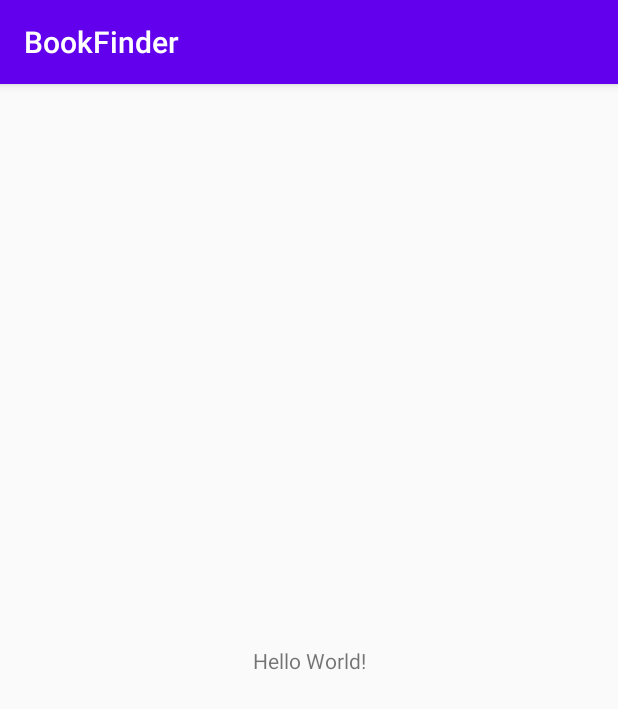
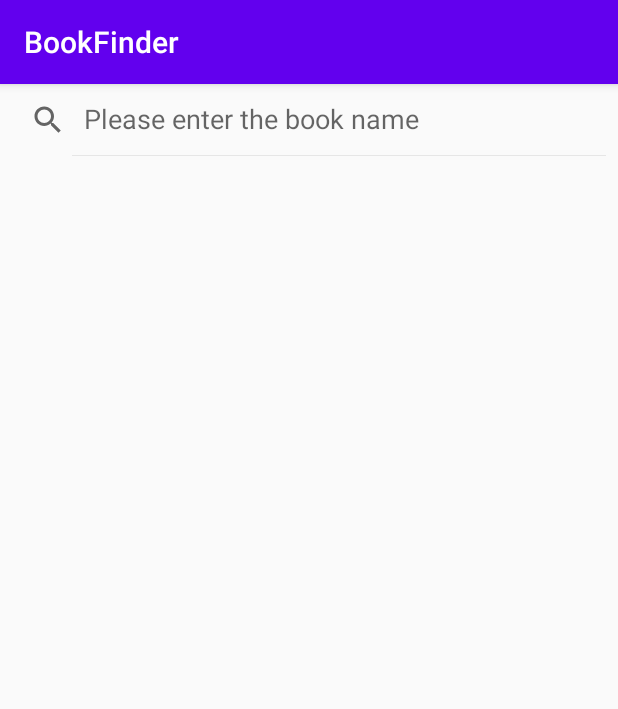
Before and after one commit to BeokBeok/BookFinder, an Android app: the screen it shows after launch (BookSearchActivity), on a phone screen of 412 x 824 dp. Shown: the top 709 px of the screen. Run offline under Robolectric (Android 15) with nearby library versions, the phone set to English and light mode, and no system bars; our stand-ins replace Dagger/Hilt's generated code.

Commit message:
[적용] BookSearch layout

```diff
--- a/app/src/main/res/layout/activity_book_search.xml
+++ b/app/src/main/res/layout/activity_book_search.xml
@@ -6,13 +6,37 @@
     android:layout_height="match_parent"
     tools:context=".BookSearchActivity">
 
-    <TextView
-        android:layout_width="wrap_content"
+    <androidx.appcompat.widget.SearchView
+        android:id="@+id/sv_book_search"
+        android:layout_width="0dp"
         android:layout_height="wrap_content"
-        android:text="Hello World!"
+        app:iconifiedByDefault="false"
+        app:layout_constraintEnd_toEndOf="parent"
+        app:layout_constraintStart_toStartOf="parent"
+        app:layout_constraintTop_toTopOf="parent"
+        app:queryHint="@string/hint_enter_book_name" />
+
+    <androidx.appcompat.widget.AppCompatTextView
+        android:id="@+id/tv_book_search_result_count"
+        android:layout_width="0dp"
+        android:layout_height="wrap_content"
+        android:layout_marginTop="12dp"
+        android:gravity="end"
+        android:paddingStart="12dp"
+        android:paddingEnd="12dp"
+        app:layout_constraintEnd_toEndOf="parent"
+        app:layout_constraintStart_toStartOf="parent"
+        app:layout_constraintTop_toBottomOf="@id/sv_book_search"
+        tools:text="검색 결과 (123)" />
+
+    <androidx.recyclerview.widget.RecyclerView
+        android:id="@+id/rv_book_search_contents"
+        android:layout_width="0dp"
+        android:layout_height="0dp"
+        app:layoutManager="androidx.recyclerview.widget.GridLayoutManager"
         app:layout_constraintBottom_toBottomOf="parent"
-        app:layout_constraintLeft_toLeftOf="parent"
-        app:layout_constraintRight_toRightOf="parent"
-        app:layout_constraintTop_toTopOf="parent" />
+        app:layout_constraintEnd_toEndOf="parent"
+        app:layout_constraintStart_toStartOf="parent"
+        app:layout_constraintTop_toBottomOf="@id/tv_book_search_result_count" />
 
 </androidx.constraintlayout.widget.ConstraintLayout>
--- a/app/src/main/res/values/strings.xml
+++ b/app/src/main/res/values/strings.xml
@@ -1,3 +1,4 @@
 <resources>
-    <string name="app_name">BookFinder</string>
+    <string name="app_name" translatable="false">BookFinder</string>
+    <string name="hint_enter_book_name">Please enter the book name</string>
 </resources>
```
Also changed, not shown: 1 other file.
